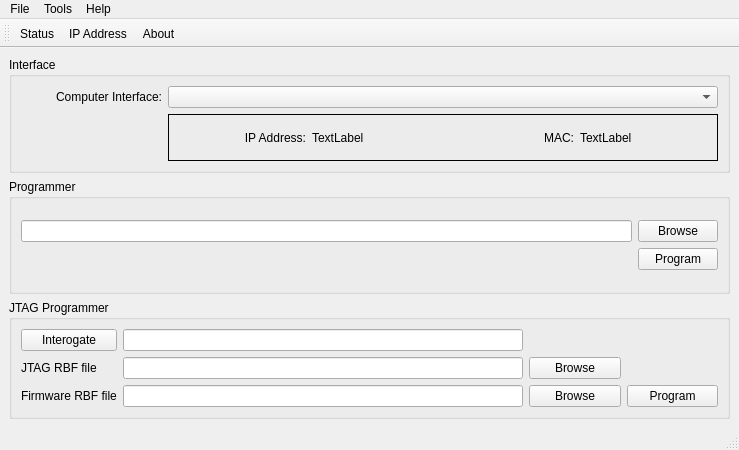
Above: KV0S/hpsdr-programmers/HPSDRBootloader/mainwindow.ui from TAPR/OpenHPSDR-SVN before the change. Below: the same form after it.
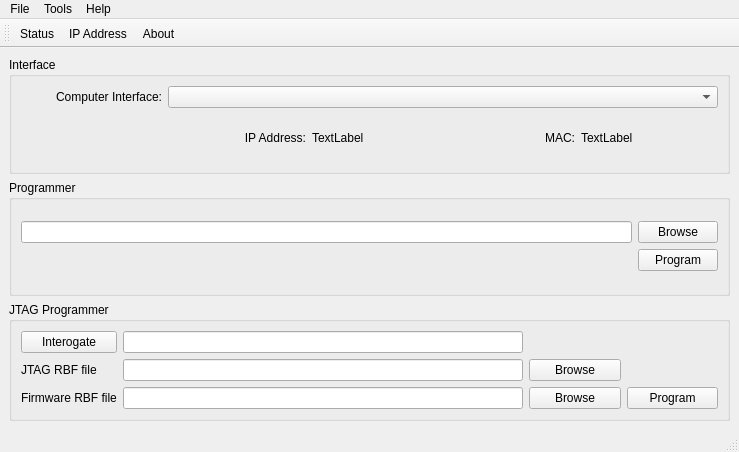
That is the form after the change. Icons and pictures are not drawn.

The edit to the form file:
```diff
--- a/KV0S/hpsdr-programmers/HPSDRBootloader/mainwindow.ui
+++ b/KV0S/hpsdr-programmers/HPSDRBootloader/mainwindow.ui
@@ -7,7 +7,7 @@
     <x>0</x>
     <y>0</y>
     <width>739</width>
-    <height>450</height>
+    <height>452</height>
    </rect>
   </property>
   <property name="windowTitle">
@@ -64,6 +64,9 @@
            <property name="frameShadow">
             <enum>QFrame::Plain</enum>
            </property>
+           <property name="lineWidth">
+            <number>0</number>
+           </property>
            <layout class="QHBoxLayout" name="horizontalLayout">
             <item>
              <widget class="QLabel" name="label_2">
```
Left out of the diff: 44 changed lines with no effect on the pictures.
